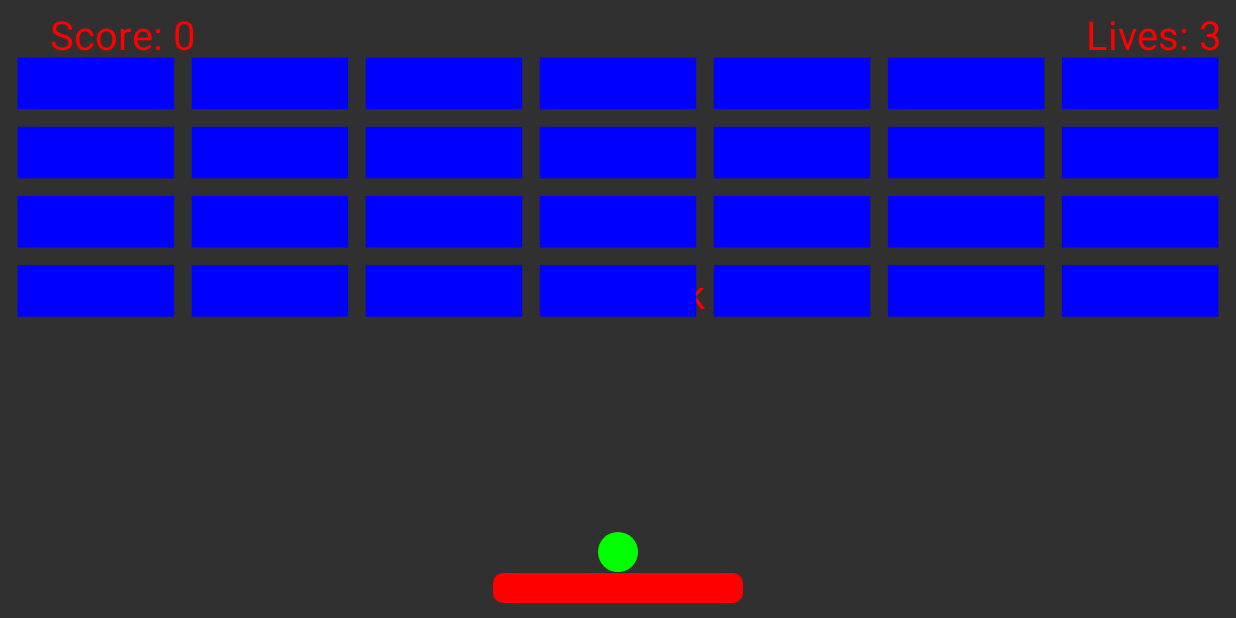
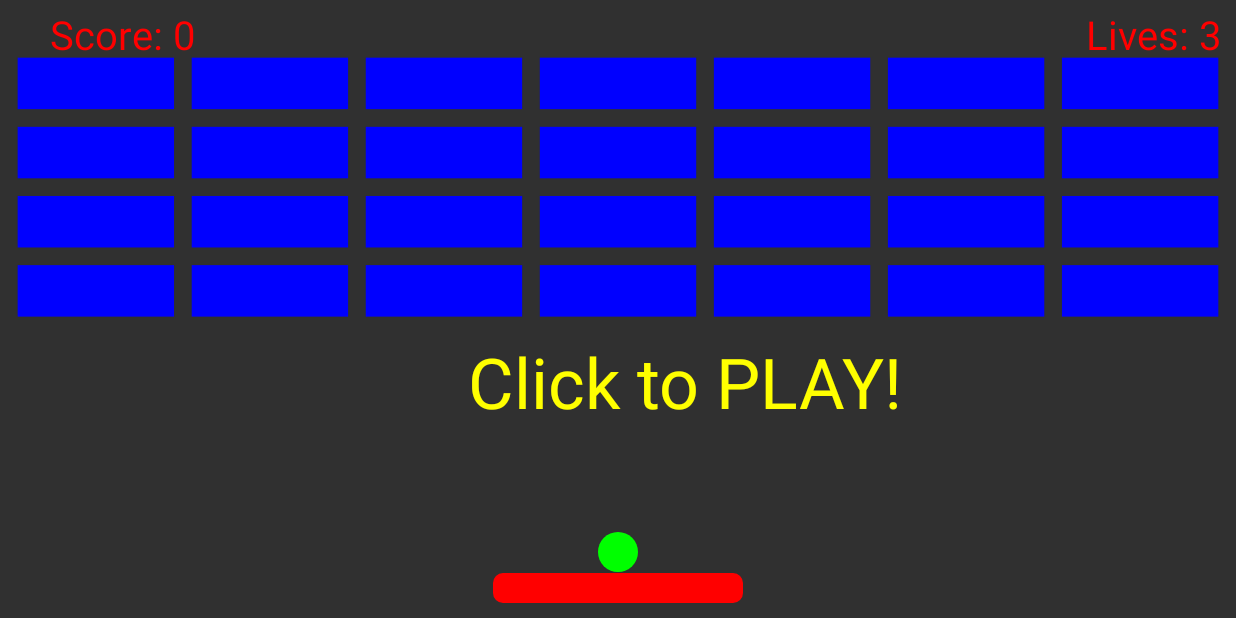
Before and after one commit to YarinDanon/Arkanoid, an Android app: the MainActivity screen opened directly, with no data from a screen before it, on a phone screen of 824 x 412 dp (held sideways). Run offline under Robolectric (Android 15) with nearby library versions, the phone set to English and light mode, and no system bars; 1 statement that could not run was skipped.

Commit message:
GameView part 4

```diff
--- a/app/src/main/java/com/yarin_haim/ex2/GameView.java
+++ b/app/src/main/java/com/yarin_haim/ex2/GameView.java
@@ -21,6 +21,7 @@
 
 public class GameView extends View implements SensorEventListener {
 
+    private boolean reGame;
     private Score scoreObj;
     private boolean isTouch = false;
     private float canvasWidth;
@@ -51,31 +52,50 @@
         Paint data = new Paint();
         text.setTextSize(40);
         text.setColor(Color.RED);
-        p.setColor(Color.BLUE);
+        p.setTextSize(70);
+        p.setColor(Color.YELLOW);
         p.setStyle(Paint.Style.FILL);
-
 
         canvas.drawText("Score: "+scoreObj.getScorePoint() , 50, 50 ,text);
         canvas.drawText("Lives: "+scoreObj.getLives() , canvasWidth-150, 50 ,text);
 
         if(isTouch == true) {
 
-            if (this.ball.getIsFall()) {
+            if(reGame)
+            {
+                this.reGame = false;
+                canvas.drawText("Click to PLAY!", (canvasWidth / 2)-150, (canvasHeight / 2)+100, p);
+                paddle.initPaddle(canvasWidth,canvasHeight);
+                ball.init(paddle);
+                initGame();
+                isTouch = false;
+            }
+
+            else if (this.ball.getIsFall()) {
                 this.isTouch = false;
                 this.scoreObj.updateLives();
             }
+            else if(bricks.getFinish()){
+                this.isTouch = false;
+                this.reGame = true;
+            }
+            ball.move(bricks,paddle,canvasWidth,canvasHeight,scoreObj);
         }
         else {
-            if(scoreObj.getLives() == 0)
+            if(reGame){
+                canvas.drawText("YOU WON!! Click to PLAY AGAIN!", (canvasWidth / 2) - 500, (canvasHeight / 2) + 100, p);
+            }
+            else if(scoreObj.getLives() == 0)
             {
-                canvas.drawText("Game Over Click to PLAY AGAIN!", canvasWidth / 2, canvasHeight / 2, text);
+                canvas.drawText("Game Over Click to PLAY AGAIN!", (canvasWidth / 2) - 500, (canvasHeight / 2)+100, p);
                 paddle.initPaddle(canvasWidth,canvasHeight);
                 ball.init(paddle);
-                initGame();
+                this.reGame = true;
+
             }
             else {
 
-                canvas.drawText("Click to PLAY!", canvasWidth / 2, canvasHeight / 2, text);
+                canvas.drawText("Click to PLAY!", (canvasWidth / 2)-150, (canvasHeight / 2)+100, p);
                 paddle.initPaddle(canvasWidth,canvasHeight);
                 ball.init(paddle);
             }
@@ -83,7 +103,6 @@
 
         bricks.draw(canvas);
         ball.draw(canvas);
-        ball.move(bricks,paddle,canvasWidth,canvasHeight,scoreObj);
         paddle.draw(canvas);
         paddle.move(canvasWidth);
     }
@@ -94,6 +113,7 @@
         canvasWidth = w;
         canvasHeight = h;
 
+        this.reGame = false;
         paddle.initPaddle(canvasWidth,canvasHeight);
         ball = new Ball(20,Color.GREEN,paddle);
         bricks = new BrickCollection(canvasWidth,canvasHeight,4,7);
@@ -116,7 +136,10 @@
 
     public void initGame(){
 
+        paddle.initPaddle(canvasWidth,canvasHeight);
+        ball.init(paddle);
         this.scoreObj = new Score();
+        bricks = new BrickCollection(canvasWidth,canvasHeight,4,7);
 
     }
 
```
